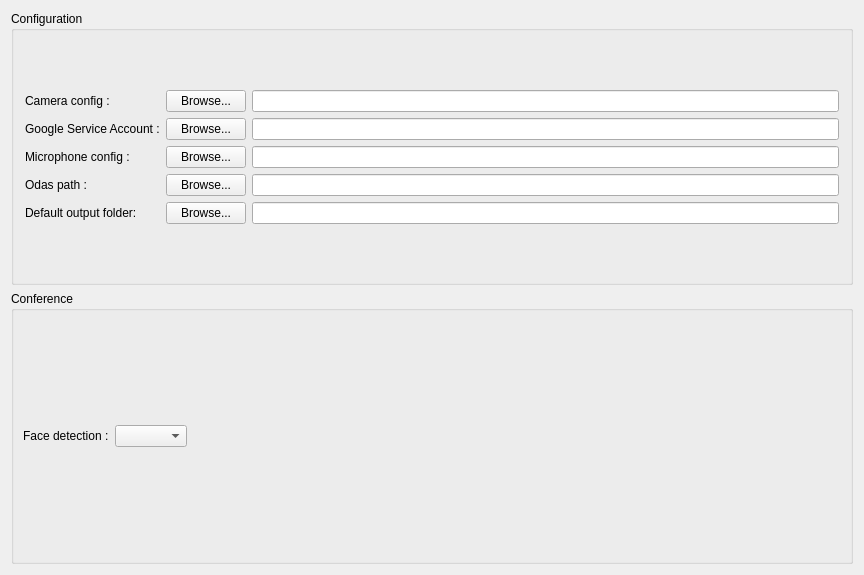
The window that src/app/gui/change_settings.ui (introlab/rendezvous) describes before a commit, drawn with Qt 5.
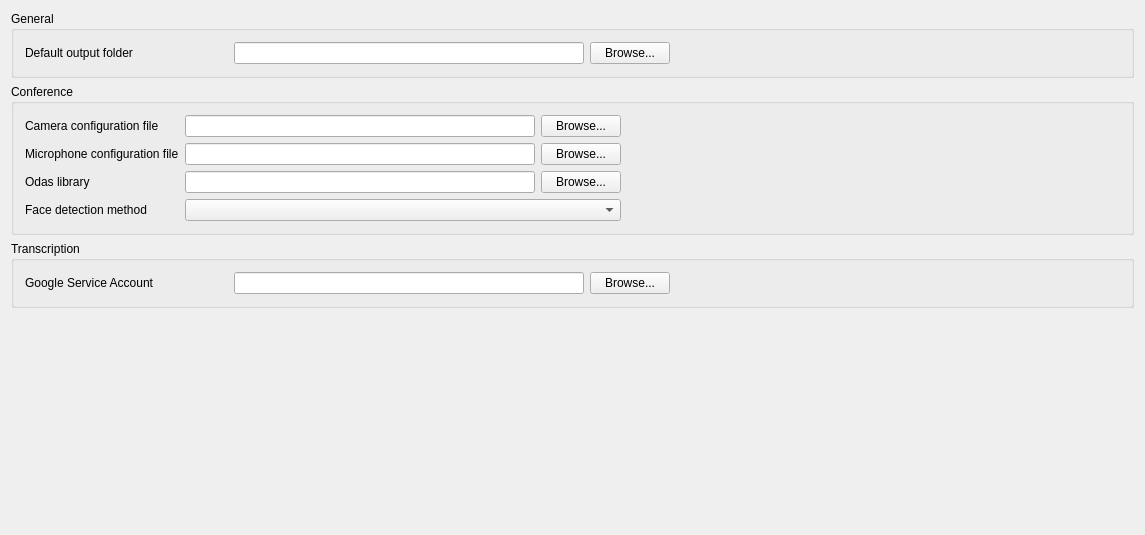
The same window after the commit.

Commit message: App is now full screen and refactor of the setting page (#45)

```diff
--- a/src/app/gui/change_settings.ui
+++ b/src/app/gui/change_settings.ui
@@ -6,181 +6,164 @@
    <rect>
     <x>0</x>
     <y>0</y>
-    <width>864</width>
-    <height>575</height>
+    <width>1145</width>
+    <height>535</height>
    </rect>
   </property>
   <property name="windowTitle">
    <string>Settings</string>
   </property>
-  <layout class="QGridLayout" name="gridLayout" rowstretch="0,0">
+  <layout class="QGridLayout" name="gridLayout" rowstretch="0,0,0,0">
+   <item row="2" column="0">
+    <widget class="QGroupBox" name="groupBox_5">
+     <property name="title">
+      <string>Transcription</string>
+     </property>
+     <layout class="QGridLayout" name="gridLayout_7">
+      <property name="horizontalSpacing">
+       <number>6</number>
+      </property>
+      <item row="0" column="1">
+       <widget class="QLineEdit" name="serviceAccountPath">
+        <property name="sizePolicy">
+         <sizepolicy hsizetype="Preferred" vsizetype="Fixed">
+          <horstretch>0</horstretch>
+          <verstretch>0</verstretch>
+         </sizepolicy>
+        </property>
+        <property name="minimumSize">
+         <size>
+          <width>350</width>
+          <height>0</height>
+         </size>
+        </property>
+       </widget>
+      </item>
+      <item row="0" column="2">
+       <widget class="QPushButton" name="btnBrowseServiceAccount">
+        <property name="text">
+         <string>Browse...</string>
+        </property>
+       </widget>
+      </item>
+      <item row="0" column="0">
+       <widget class="QLabel" name="label_4">
+        <property name="minimumSize">
+         <size>
+          <width>203</width>
+          <height>0</height>
+         </size>
+        </property>
+        <property name="text">
+         <string>Google Service Account</string>
+        </property>
+       </widget>
+      </item>
+      <item row="0" column="3">
+       <spacer name="horizontalSpacer_2">
+        <property name="orientation">
+         <enum>Qt::Horizontal</enum>
+        </property>
+        <property name="sizeHint" stdset="0">
+         <size>
+          <width>40</width>
+          <height>20</height>
+         </size>
+        </property>
+       </spacer>
+      </item>
+     </layout>
+    </widget>
+   </item>
+   <item row="3" column="0">
+    <spacer name="verticalSpacer">
+     <property name="orientation">
+      <enum>Qt::Vertical</enum>
+     </property>
+     <property name="sizeType">
+      <enum>QSizePolicy::MinimumExpanding</enum>
+     </property>
+     <property name="sizeHint" stdset="0">
+      <size>
+       <width>20</width>
+       <height>40</height>
+      </size>
+     </property>
+    </spacer>
+   </item>
    <item row="1" column="0">
-    <widget class="QGroupBox" name="groupBox_2">
-     <property name="sizePolicy">
-      <sizepolicy hsizetype="Preferred" vsizetype="Expanding">
-       <horstretch>0</horstretch>
-       <verstretch>0</verstretch>
-      </sizepolicy>
-     </property>
+    <widget class="QGroupBox" name="groupBox_4">
      <property name="title">
       <string>Conference</string>
      </property>
-     <layout class="QGridLayout" name="gridLayout_4" rowstretch="0">
-      <property name="leftMargin">
-       <number>9</number>
+     <layout class="QGridLayout" name="gridLayout_6">
+      <property name="horizontalSpacing">
+       <number>6</number>
       </property>
-      <property name="topMargin">
-       <number>9</number>
-      </property>
-      <property name="rightMargin">
-       <number>9</number>
-      </property>
-      <property name="bottomMargin">
-       <number>9</number>
-      </property>
-      <item row="0" column="0">
-       <layout class="QGridLayout" name="gridLayout_3">
-        <item row="1" column="0">
-         <widget class="QLabel" name="label_6">
-          <property name="text">
-           <string>Face detection :</string>
-          </property>
-         </widget>
-        </item>
-        <item row="0" column="0" colspan="3">
-         <spacer name="verticalSpacer_3">
-          <property name="orientation">
-           <enum>Qt::Vertical</enum>
-          </property>
-          <property name="sizeHint" stdset="0">
-           <size>
-            <width>20</width>
-            <height>40</height>
-           </size>
-          </property>
-         </spacer>
-        </item>
-        <item row="2" column="0" colspan="3">
-         <spacer name="verticalSpacer_4">
-          <property name="orientation">
-           <enum>Qt::Vertical</enum>
-          </property>
-          <property name="sizeHint" stdset="0">
-           <size>
-            <width>20</width>
-            <height>40</height>
-           </size>
-          </property>
-         </spacer>
-        </item>
-        <item row="1" column="1">
-         <widget class="QComboBox" name="cbFaceDetection">
-          <property name="sizePolicy">
-           <sizepolicy hsizetype="Preferred" vsizetype="Fixed">
-            <horstretch>0</horstretch>
-            <verstretch>0</verstretch>
-           </sizepolicy>
-          </property>
-         </widget>
-        </item>
-        <item row="1" column="2">
-         <spacer name="horizontalSpacer">
-          <property name="orientation">
-           <enum>Qt::Horizontal</enum>
-          </property>
-          <property name="sizeHint" stdset="0">
-           <size>
-            <width>40</width>
-            <height>20</height>
-           </size>
-          </property>
-         </spacer>
-        </item>
-       </layout>
-      </item>
-     </layout>
-    </widget>
-   </item>
-   <item row="0" column="0">
-    <widget class="QGroupBox" name="groupBox">
-     <property name="title">
-      <string>Configuration</string>
-     </property>
-     <layout class="QGridLayout" name="gridLayout_2">
-      <item row="3" column="1">
-       <widget class="QPushButton" name="btnBrowseMicConfig">
+      <item row="2" column="2">
+       <widget class="QPushButton" name="btnBrowseOdas">
         <property name="text">
          <string>Browse...</string>
         </property>
        </widget>
       </item>
-      <item row="2" column="0">
-       <widget class="QLabel" name="label_4">
-        <property name="text">
-         <string>Google Service Account :</string>
-        </property>
-       </widget>
-      </item>
-      <item row="2" column="3">
-       <widget class="QLineEdit" name="serviceAccountPath"/>
-      </item>
       <item row="3" column="0">
-       <widget class="QLabel" name="label_3">
-        <property name="sizePolicy">
-         <sizepolicy hsizetype="Preferred" vsizetype="Preferred">
-          <horstretch>0</horstretch>
-          <verstretch>0</verstretch>
-         </sizepolicy>
-        </property>
+       <widget class="QLabel" name="label_6">
         <property name="text">
-         <string>Microphone config :</string>
+         <string>Face detection method</string>
         </property>
        </widget>
       </item>
-      <item row="1" column="0">
+      <item row="0" column="0">
        <widget class="QLabel" name="label_2">
         <property name="text">
-         <string>Camera config :</string>
+         <string>Camera configuration file</string>
         </property>
        </widget>
       </item>
-      <item row="1" column="3">
-       <widget class="QLineEdit" name="cameraConfigPath"/>
-      </item>
-      <item row="4" column="3">
-       <widget class="QLineEdit" name="odasPath"/>
-      </item>
-      <item row="1" column="1">
-       <widget class="QPushButton" name="btnBrowseCameraConfig">
-        <property name="text">
-         <string>Browse...</string>
-        </property>
-       </widget>
-      </item>
-      <item row="6" column="3">
-       <spacer name="verticalSpacer_2">
-        <property name="orientation">
-         <enum>Qt::Vertical</enum>
-        </property>
-        <property name="sizeHint" stdset="0">
-         <size>
-          <width>20</width>
-          <height>40</height>
-         </size>
-        </property>
-       </spacer>
-      </item>
-      <item row="3" column="3">
-       <widget class="QLineEdit" name="micConfigPath"/>
-      </item>
       <item row="2" column="1">
-       <widget class="QPushButton" name="btnBrowseServiceAccount">
-        <property name="text">
-         <string>Browse...</string>
+       <widget class="QLineEdit" name="odasPath">
+        <property name="sizePolicy">
+         <sizepolicy hsizetype="Preferred" vsizetype="Fixed">
+          <horstretch>0</horstretch>
+          <verstretch>0</verstretch>
+         </sizepolicy>
         </property>
+        <property name="minimumSize">
+         <size>
+          <width>253</width>
+          <height>0</height>
+         </size>
+        </property>
        </widget>
       </item>
-      <item row="4" column="0">
+      <item row="3" column="1" colspan="2">
+       <widget class="QComboBox" name="cbFaceDetection">
+        <property name="sizePolicy">
+         <sizepolicy hsizetype="Preferred" vsizetype="Fixed">
+          <horstretch>0</horstretch>
+          <verstretch>0</verstretch>
+         </sizepolicy>
+        </property>
+       </widget>
+      </item>
+      <item row="0" column="1">
+       <widget class="QLineEdit" name="cameraConfigPath">
+        <property name="sizePolicy">
+         <sizepolicy hsizetype="Preferred" vsizetype="Fixed">
+          <horstretch>0</horstretch>
+          <verstretch>0</verstretch>
+         </sizepolicy>
+        </property>
+        <property name="minimumSize">
+         <size>
+          <width>350</width>
+          <height>0</height>
+         </size>
+        </property>
+       </widget>
+      </item>
+      <item row="2" column="0">
        <widget class="QLabel" name="label">
         <property name="sizePolicy">
          <sizepolicy hsizetype="Minimum" vsizetype="Preferred">
@@ -189,46 +172,129 @@
          </sizepolicy>
         </property>
         <property name="text">
-         <string>Odas path :</string>
+         <string>Odas library</string>
         </property>
        </widget>
       </item>
-      <item row="4" column="1">
-       <widget class="QPushButton" name="btnBrowseOdas">
+      <item row="1" column="1">
+       <widget class="QLineEdit" name="micConfigPath">
+        <property name="sizePolicy">
+         <sizepolicy hsizetype="Preferred" vsizetype="Fixed">
+          <horstretch>0</horstretch>
+          <verstretch>0</verstretch>
+         </sizepolicy>
+        </property>
+        <property name="minimumSize">
+         <size>
+          <width>253</width>
+          <height>0</height>
+         </size>
+        </property>
+       </widget>
+      </item>
+      <item row="1" column="0">
+       <widget class="QLabel" name="label_3">
+        <property name="sizePolicy">
+         <sizepolicy hsizetype="Preferred" vsizetype="Preferred">
+          <horstretch>0</horstretch>
+          <verstretch>0</verstretch>
+         </sizepolicy>
+        </property>
+        <property name="minimumSize">
+         <size>
+          <width>0</width>
+          <height>0</height>
+         </size>
+        </property>
         <property name="text">
+         <string>Microphone configuration file</string>
+        </property>
+       </widget>
+      </item>
+      <item row="1" column="2">
+       <widget class="QPushButton" name="btnBrowseMicConfig">
+        <property name="text">
          <string>Browse...</string>
         </property>
        </widget>
       </item>
-      <item row="5" column="1">
+      <item row="0" column="2">
+       <widget class="QPushButton" name="btnBrowseCameraConfig">
+        <property name="text">
+         <string>Browse...</string>
+        </property>
+       </widget>
+      </item>
+      <item row="1" column="3">
+       <spacer name="horizontalSpacer">
+        <property name="orientation">
+         <enum>Qt::Horizontal</enum>
+        </property>
+        <property name="sizeHint" stdset="0">
+         <size>
+          <width>40</width>
+          <height>20</height>
+         </size>
+        </property>
+       </spacer>
+      </item>
+     </layout>
+    </widget>
+   </item>
+   <item row="0" column="0">
+    <widget class="QGroupBox" name="groupBox_3">
+     <property name="title">
+      <string>General</string>
+     </property>
+     <layout class="QGridLayout" name="gridLayout_5">
+      <item row="0" column="1">
+       <widget class="QLineEdit" name="defaultOutputFolder">
+        <property name="sizePolicy">
+         <sizepolicy hsizetype="Preferred" vsizetype="Fixed">
+          <horstretch>0</horstretch>
+          <verstretch>0</verstretch>
+         </sizepolicy>
+        </property>
+        <property name="minimumSize">
+         <size>
+          <width>350</width>
+          <height>0</height>
+         </size>
+        </property>
+       </widget>
+      </item>
+      <item row="0" column="2">
        <widget class="QPushButton" name="btnBrowseDefaultOutputFolder">
         <property name="text">
          <string>Browse...</string>
         </property>
        </widget>
       </item>
-      <item row="0" column="3">
-       <spacer name="verticalSpacer">
-        <property name="orientation">
-         <enum>Qt::Vertical</enum>
-        </property>
-        <property name="sizeHint" stdset="0">
-         <size>
-          <width>20</width>
-          <height>40</height>
-         </size>
-        </property>
-       </spacer>
-      </item>
-      <item row="5" column="0">
+      <item row="0" column="0">
        <widget class="QLabel" name="label_5">
+        <property name="minimumSize">
+         <size>
+          <width>203</width>
+          <height>0</height>
+         </size>
+        </property>
         <property name="text">
-         <string>Default output folder:</string>
+         <string>Default output folder</string>
         </property>
        </widget>
       </item>
-      <item row="5" column="3">
-       <widget class="QLineEdit" name="defaultOutputFolder"/>
+      <item row="0" column="3">
+       <spacer name="horizontalSpacer_3">
+        <property name="orientation">
+         <enum>Qt::Horizontal</enum>
+        </property>
+        <property name="sizeHint" stdset="0">
+         <size>
+          <width>40</width>
+          <height>20</height>
+         </size>
+        </property>
+       </spacer>
       </item>
      </layout>
     </widget>
```
The commit also changes 1 other file.
